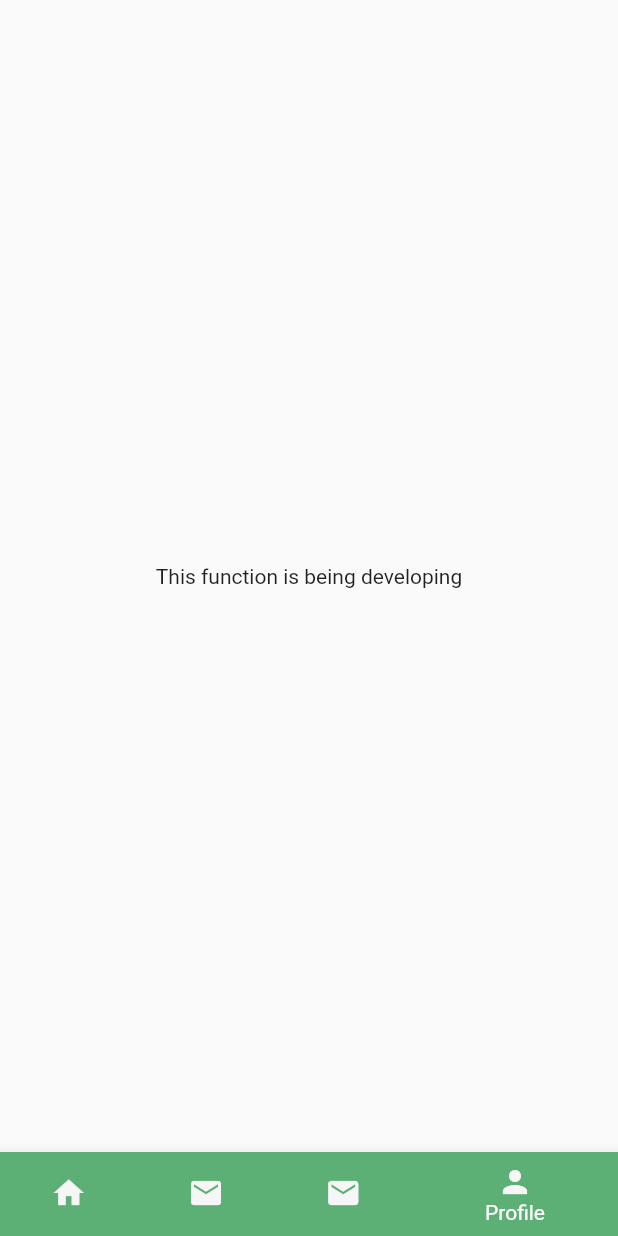
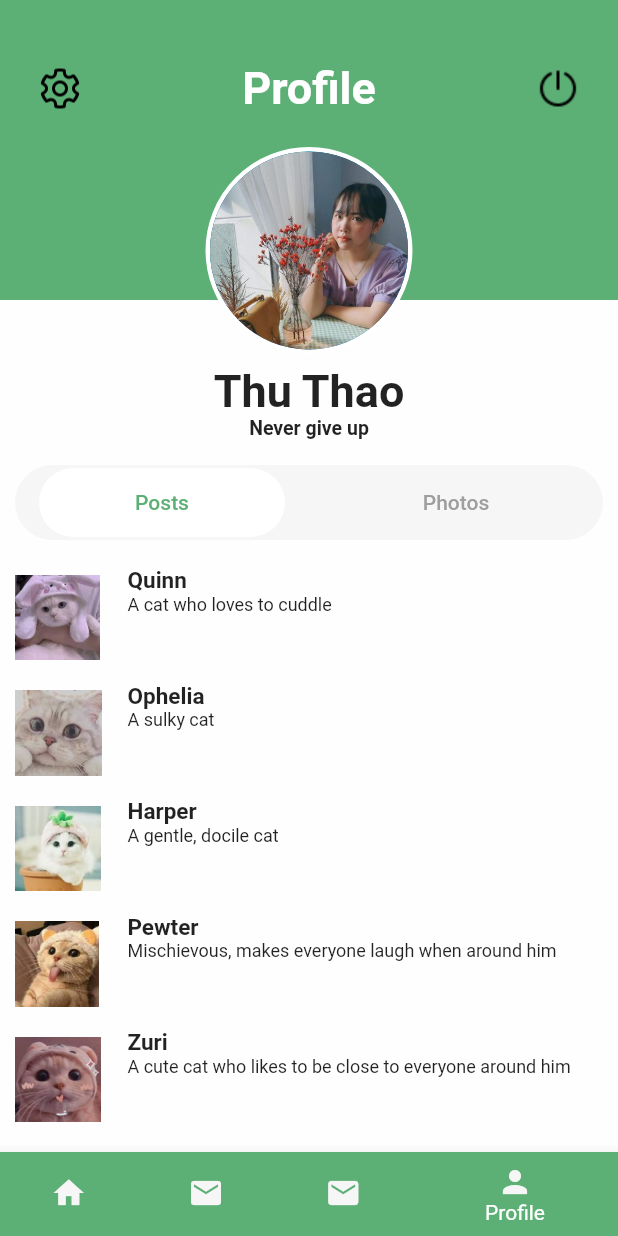
Before and after one commit to always-smile-T/Mobile-UI-kit, a Flutter app: the Template1Screen screen opened directly, swiped to page 4, on a phone screen of 412 x 824 dp. Run offline on Flutter 3.47's test engine with Material 2 defaults, Android fonts, the phone set to English and light mode, and no system bars.

Commit message:
upload profile_screen

```diff
--- a/lib/template1_app/main_function/Message/list_messages_screen.dart
+++ b/lib/template1_app/main_function/Message/list_messages_screen.dart
@@ -99,7 +99,7 @@ class _ListMessScreenState extends State<ListMessScreen> {
                   ),
                   onPressed: (){
                     Navigator.of(context).pushAndRemoveUntil(
-                        MaterialPageRoute(builder: gotoMessage), (route) => false);
+                        MaterialPageRoute(builder: (BuildContext context) => const MessagesSreen()), (route) => false);
                   } ,
                   style: TextButton.styleFrom(
                     onSurface: AppTheme.greenPrimary
@@ -116,7 +116,4 @@ class _ListMessScreenState extends State<ListMessScreen> {
       _searchController.text = ''; //lay phu dinh
     });
   }
-  Widget gotoMessage(BuildContext context) {
-    return const MessagesSreen();
-  }
 }
--- a/lib/template1_app/main_function/Message/messages_sreen.dart
+++ b/lib/template1_app/main_function/Message/messages_sreen.dart
@@ -43,7 +43,7 @@ class _MessagesSreenState extends State<MessagesSreen> {
                     IconButton(
                       onPressed: (){
                         Navigator.of(context).pushAndRemoveUntil(
-                            MaterialPageRoute(builder: gotoHome), (route) => false);
+                            MaterialPageRoute(builder: (BuildContext context) => Template1Screen()), (route) => false);
                       },
                       icon: Image.asset('assets/images/comeback.png'),
                     ),
@@ -213,9 +213,6 @@ class _MessagesSreenState extends State<MessagesSreen> {
     ChatMessage(messageContent: "ehhhh, doing OK.", messageType: "receiver"),
     ChatMessage(messageContent: "Is there any thing wrong?", messageType: "sender"),
   ];*/
-  Widget gotoHome(BuildContext context) {
-    return Template1Screen();
-  }
 }
 /*class ChatMessage{ //component dor chat message demo
   String messageContent;
--- a/lib/template1_app/main_function/profile_sreen.dart
+++ b/lib/template1_app/main_function/profile_sreen.dart
@@ -0,0 +1,250 @@
+import 'package:flutter/cupertino.dart';
+import 'package:flutter/material.dart';
+import 'package:flutter/rendering.dart';
+import 'package:template1/template1_app/app_theme.dart';
+import 'package:template1/template1_app/login_page_screen.dart';
+
+class ProfileSreen extends StatefulWidget {
+  const ProfileSreen({Key? key}) : super(key: key);
+
+  @override
+  _ProfileSreenState createState() => _ProfileSreenState();
+}
+
+class _ProfileSreenState extends State<ProfileSreen>
+    with SingleTickerProviderStateMixin {
+  bool _setState = true;
+
+  final ScrollController _scrollController =  ScrollController();
+
+  late TabController _controller;
+  void initState() {
+    _controller =
+        TabController(length: 2, vsync: this, initialIndex: 0);
+    super.initState();
+  }
+
+
+  @override
+  Widget build(BuildContext context) {
+    return  DefaultTabController(length: 2, child: Scaffold(
+        body:   Container(
+            color: Colors.white70,
+            child: Column(
+              children: [
+                Container (
+                    height: 200,
+                    color: AppTheme.greenPrimary,
+                    child: Stack (
+                      alignment: Alignment.topCenter,
+                      clipBehavior: Clip.none,
+                      children: <Widget>[
+                        Container(
+                          margin: const EdgeInsets.fromLTRB(16, 35, 16, 0),
+                          child: Row(
+                            mainAxisAlignment: MainAxisAlignment.spaceBetween,
+                            children: [
+                              IconButton(
+                                onPressed: (){},
+                                icon: Image.asset('assets/images/setting.png'),
+                              ),
+                              const Text("Profile", style: TextStyle(color: Colors.white, fontSize: 30, fontWeight: FontWeight.bold),),
+                              IconButton(
+                                onPressed: (){
+                                  Navigator.of(context).pushAndRemoveUntil(
+                                      MaterialPageRoute(builder: (BuildContext context) => const LoginPage()), (route) => false);
+                                },
+                                icon: Image.asset('assets/images/shutdown.png'),
+                              ),
+                            ],
+                          ),
+                        ),
+                        Positioned(
+                          top: 98,
+                          child: Container(
+                            decoration: BoxDecoration(
+                                shape: BoxShape.circle,
+                                border: Border.all(
+                                    width: 3,
+                                    color: Colors.white
+                                )
+                            ),
+                            width: 138,
+                            height: 138,
+                            child: const CircleAvatar(
+                              radius: 15,
+                              backgroundImage: AssetImage("assets/images/avatar.png"),
+                            ),
+                          ),
+                        ),
+                        Positioned(
+                            top: 238,
+                            child: SizedBox(
+                              height: 60,
+                              child: Column(
+                                mainAxisAlignment: MainAxisAlignment.center,
+                                children:const [
+                                  Text("Thu Thao", style: TextStyle(fontWeight: FontWeight.bold, fontSize: 30),),
+                                  Text("Never give up", style: TextStyle(fontWeight: FontWeight.bold, fontSize: 13),),
+                                ],
+                              ),
+                            )),
+                      ],
+                    )
+                ),
+                Container(
+                  height: 100,
+                ),
+                Container(
+                  margin: const EdgeInsets.all(10),
+                    height: 50,
+                    decoration: BoxDecoration(
+                        borderRadius: BorderRadius.circular(45),
+                        color: AppTheme.grey1
+                    ),
+                    child: TabBar(
+                      //controller: _controller,
+                      onTap: (value) {
+                        if(value == 0){
+                        setState(() {
+                          _setState = true;
+                        });}
+                        else {
+                          setState(() {
+                            _setState = false;
+                          });}
+                      },
+                      unselectedLabelColor: Colors.grey,
+                      labelColor: AppTheme.greenPrimary,
+                      indicator: const UnderlineTabIndicator(borderSide: BorderSide.none),
+                      tabs: [
+                        Container(
+                          margin: const EdgeInsets.only(top: 2),
+                          decoration: BoxDecoration(
+                              borderRadius: BorderRadius.circular(45),
+                              color: _setState ? Colors.white : AppTheme.grey1
+                          ),
+                          child: const Center(child: Text("Posts"),
+                        ),),
+                        Container(
+                          margin: const EdgeInsets.only(top: 2),
+                          decoration: BoxDecoration(
+                              borderRadius: BorderRadius.circular(45),
+                              color: _setState ? AppTheme.grey1 : Colors.white
+                          ),
+                          child: const Center(child: Text("Photos"),
+                        ),),
+                      ],
+                    ),
+                  ),
+                Expanded(
+                  child: TabBarView(
+                    children: [
+                      // first tab bar view widget
+                        Flexible(
+                          child: ListView.builder(
+                          itemCount: thePost.length,
+                          controller: _scrollController,
+                          padding: const EdgeInsets.only(top: 10,bottom: 10),
+                          reverse: true,
+                          shrinkWrap: true,
+                          itemBuilder: (context, index){
+                            return Container(
+                              height: 77,
+                              child: Stack(
+                                    children: [
+                                      Container(
+                                        padding: const EdgeInsets.all(10),
+                                        decoration: BoxDecoration(
+                                          borderRadius: BorderRadius.circular(10),
+                                        ),
+                                        child: Image.asset(thePost[index].image),
+                                      ),
+                                      Positioned(
+                                        left: 80,
+                                          child: Container(
+                                            padding: const EdgeInsets.all(5),
+                                            child: Column(
+                                              mainAxisAlignment: MainAxisAlignment.start,
+                                              crossAxisAlignment: CrossAxisAlignment.start,
+                                              children: [
+                                                Text(thePost[index].header, style: const TextStyle(fontSize: 15, fontWeight: FontWeight.bold),),
+                                                Text(thePost[index].content, style: const TextStyle(fontSize: 12),overflow: TextOverflow.clip,),
+                                              ],
+                                            ),
+                                          ))
+                                    ],
+                              ),
+                            );
+                          },
+                          //children:  UnmodifiableListView(_messages),
+                        ),),
+                      // second tab bar viiew widget
+                      Flexible(
+                        child: GridView.builder(
+                          gridDelegate: const SliverGridDelegateWithMaxCrossAxisExtent(
+                              maxCrossAxisExtent: 180,
+                              childAspectRatio: 1,
+                              crossAxisSpacing: 20,
+                              mainAxisSpacing: 20),
+                          scrollDirection: Axis.horizontal,
+                          itemCount: thePhoto.length,
+                          controller: _scrollController,
+                          padding: const EdgeInsets.only(top: 10),
+                          reverse: true,
+                          shrinkWrap: true,
+                          itemBuilder: (context, index){
+                            return Container(
+                              padding: const EdgeInsets.all(20),
+                              height: 140,
+                              width: 140,
+                              child: Stack(
+                                children: [
+                                  Image.asset(thePhoto[index].image, height: 120,),
+                                  Positioned(
+                                    top: 122,
+                                    child: Text(thePhoto[index].header,
+                                      style: const TextStyle(
+                                          fontSize: 15,
+                                          fontWeight: FontWeight.bold),
+                                      overflow: TextOverflow.clip,),
+                                  )
+                                ],
+                              ),
+                            );
+                          },
+                          //children:  UnmodifiableListView(_messages),
+                        ),),
+                    ],
+                  ),
+                ),
+              ],
+            )
+        )));
+  }
+  List<UserPost> thePost = [
+    UserPost(image: "assets/images/cat1.png",header: "Zuri", content: "A cute cat who likes to be close to everyone around him"),
+    UserPost(image: "assets/images/cat2.png",header: "Pewter", content: "Mischievous, makes everyone laugh when around him"),
+    UserPost(image: "assets/images/cat3.png",header: "Harper", content: "A gentle, docile cat"),
+    UserPost(image: "assets/images/cat4.png",header: "Ophelia", content: "A sulky cat"),
+    UserPost(image: "assets/images/cat5.png",header: "Quinn", content: "A cat who loves to cuddle"),
+  ];
+  List<UserPhoto> thePhoto = [
+    UserPhoto(image: "assets/images/dog1.png",header: "Scooter"),
+    UserPhoto(image: "assets/images/dog2.png",header: "Spike"),
+    UserPhoto(image: "assets/images/dog3.png",header: "Boone and Jayden"),
+    UserPhoto(image: "assets/images/dog4.png",header: "Enzo"),
+    UserPhoto(image: "assets/images/dog5.png",header: "Hershey"),
+  ];
+}
+class UserPost{ //component dor chat message demo
+  String image;
+  String header;
+  String content;
+  UserPost({required this.image,required this.header, required this.content});
+}
+class UserPhoto{ //component dor chat message demo
+  String image;
+  String header;
+  UserPhoto({required this.image,required this.header});
+}
--- a/lib/template1_app/template1_creen.dart
+++ b/lib/template1_app/template1_creen.dart
@@ -1,6 +1,8 @@
 import 'package:flutter/material.dart';
 import 'package:template1/template1_app/app_theme.dart';
 import 'package:template1/template1_app/main_function/Message/list_messages_screen.dart';
+
+import 'main_function/profile_sreen.dart';
 
 
 
@@ -95,7 +97,7 @@ class Screen4 extends StatelessWidget {
   @override
   Widget build(BuildContext context) {
     return Container(
-      child: const  Center(child: Text("This function is being developing")),
+      child: const  ProfileSreen(),
     );
   }
 }
```
Also changed, not shown: lib/template1_app/main_function/market_screen.dart (+83 -0 lines), assets/images/cat1.png (added), assets/images/cat2.png (added), assets/images/cat3.png (added), assets/images/cat4.png (added), assets/images/cat5.png (added), assets/images/dog1.png (added), assets/images/dog2.png (added), assets/images/dog3.png (added), assets/images/dog4.png (added), assets/images/dog5.png (added), assets/images/setting.png (added), assets/images/shutdown.png (added), 1 other file.
